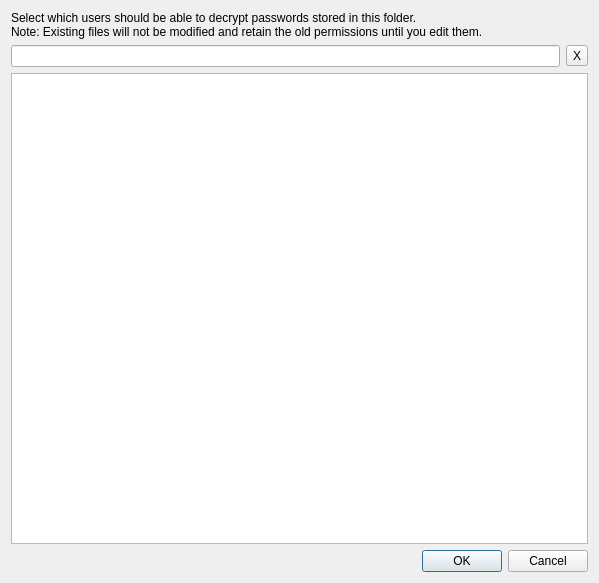
IJHack/QtPass, file usersdialog.ui: the form before one commit.
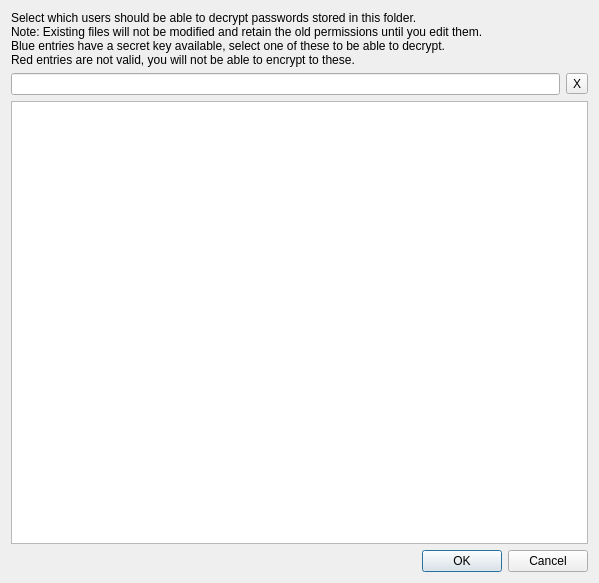
The form after the commit.

What changed in the file:
```diff
--- a/usersdialog.ui
+++ b/usersdialog.ui
@@ -27,7 +27,9 @@
     <widget class="QLabel" name="label">
      <property name="text">
       <string>Select which users should be able to decrypt passwords stored in this folder.
-Note: Existing files will not be modified and retain the old permissions until you edit them.</string>
+Note: Existing files will not be modified and retain the old permissions until you edit them.
+Blue entries have a secret key available, select one of these to be able to decrypt.
+Red entries are not valid, you will not be able to encrypt to these.</string>
      </property>
      <property name="textFormat">
       <enum>Qt::PlainText</enum>
```
